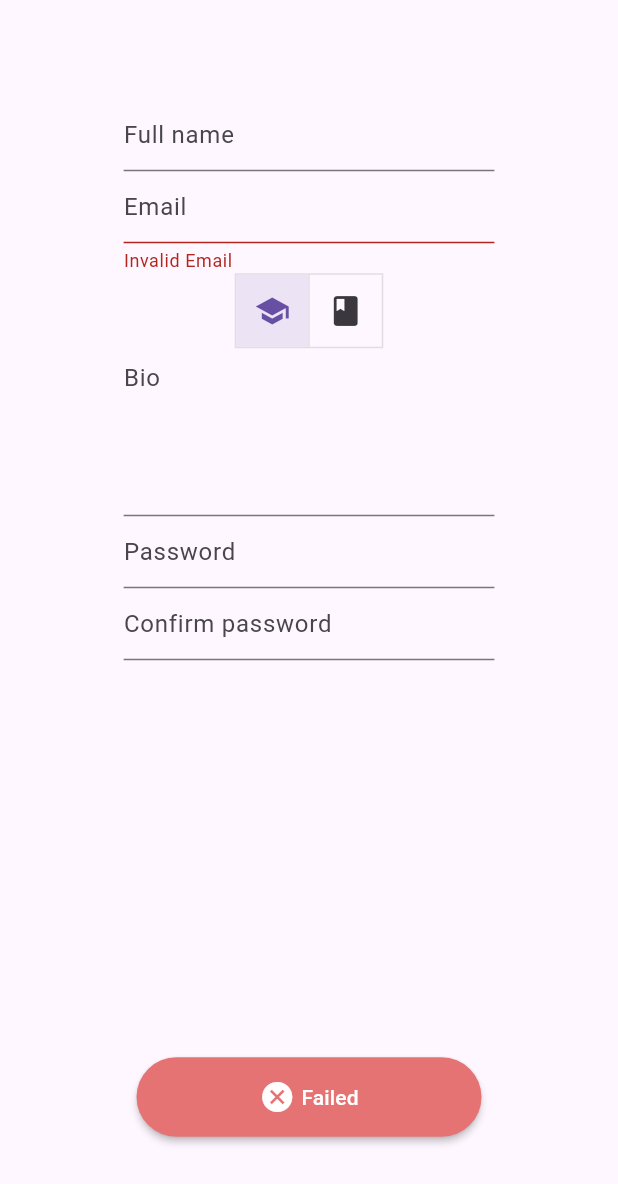
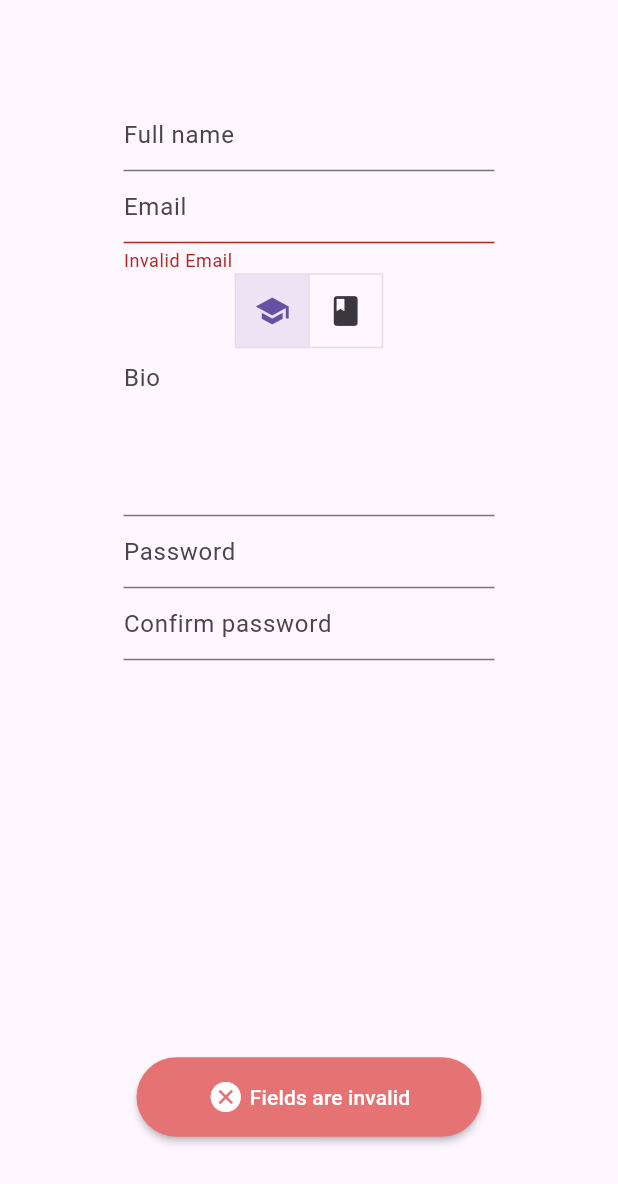
Before and after one commit to GetTeacherMechina/GetTeacherClient, a Flutter app: the screen it shows after launch, after a tap on "Submit", on a phone screen of 412 x 824 dp. Shown: the top 1184 px of the screen. Run offline on Flutter 3.47's test engine with Material 3 defaults, Android fonts, the phone set to English and light mode, and no system bars; drawn by our look-alikes of progress_state_button; our stand-ins replace email_validator; generated files the repository leaves out were written again; project files that could hold a hidden picture were left out.

Commit message:
Good error message on form validation fail

```diff
--- a/lib/common_widgets/submit_button.dart
+++ b/lib/common_widgets/submit_button.dart
@@ -16,6 +16,7 @@ class SubmitButton extends StatefulWidget {
 
 class _SubmitButtonState extends State<SubmitButton> {
   ButtonState _state = ButtonState.idle;
+  String failedMessage = "Failed";
   @override
   Widget build(final BuildContext context) => ProgressButton.icon(
         iconedButtons: <ButtonState, IconedButton>{
@@ -29,7 +30,7 @@ class _SubmitButtonState extends State<SubmitButton> {
             color: Colors.blue[400]!,
           ),
           ButtonState.fail: IconedButton(
-            text: "Failed",
+            text: failedMessage,
             icon: const Icon(Icons.cancel, color: Colors.white),
             color: Colors.red.shade300,
           ),
@@ -45,11 +46,13 @@ class _SubmitButtonState extends State<SubmitButton> {
         onPressed: () async {
           if (!widget.validate()) {
             setState(() {
+              failedMessage = "Fields are invalid";
               _state = ButtonState.fail;
             });
             Future<void>.delayed(const Duration(seconds: 5), () {
               if (mounted) {
                 setState(() {
+                  failedMessage = "Failed";
                   _state = ButtonState.idle;
                 });
               }
```
